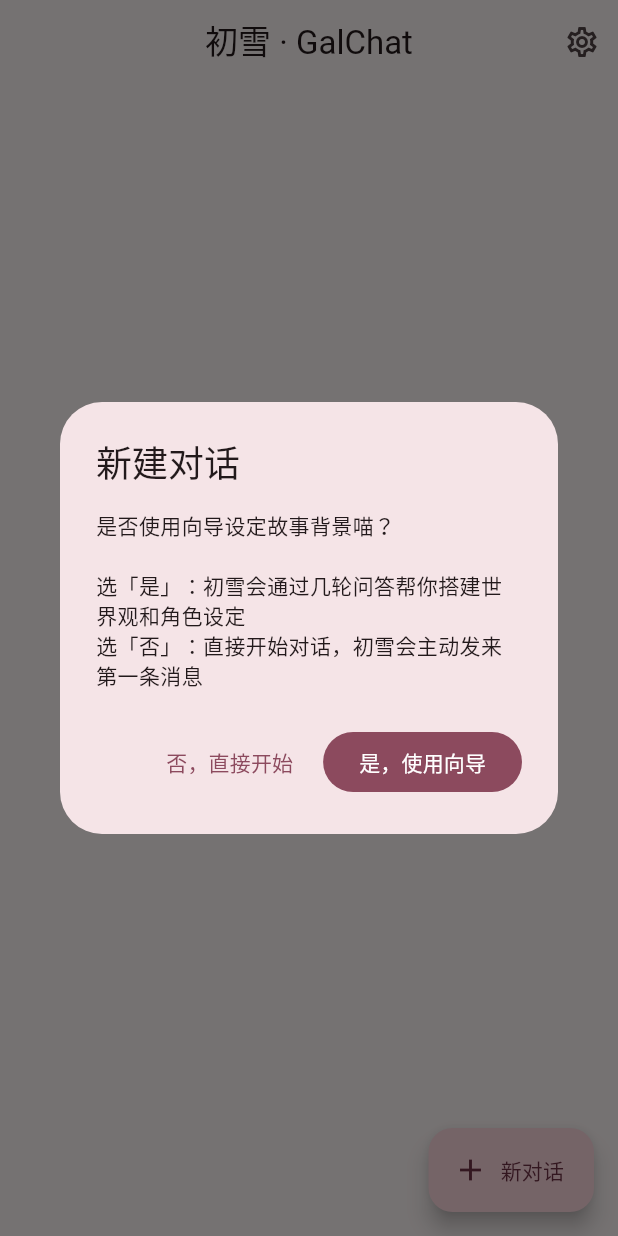
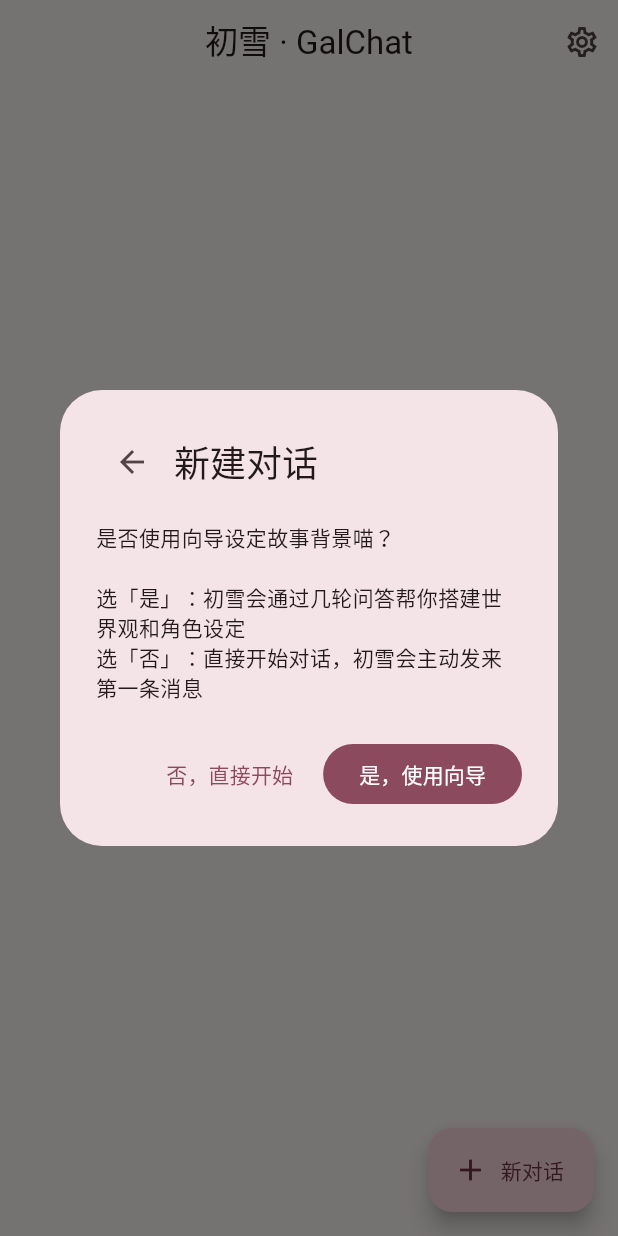
Before and after one commit to Karlan-Trade/Galchat, a Flutter app: the screen it shows after launch, after a tap on "新对话", on a phone screen of 412 x 824 dp. Run offline on Flutter 3.47's test engine with Material 3 defaults, Android fonts, the phone set to English and light mode, and no system bars; our stand-ins replace drift, drift_flutter, file_picker, flutter_markdown, flutter_riverpod, flutter_secure_storage; accounts and stored records are empty; generated files the repository leaves out were written again; statements that could not run were skipped.

Commit message:
新建对话弹窗增加取消功能，左上角返回图标取消创建
Co-Authored-By: Claude Opus 4.8 <noreply@anthropic.com>

```diff
--- a/lib/screens/conversation_list_page.dart
+++ b/lib/screens/conversation_list_page.dart
@@ -28,7 +28,17 @@ class _ConversationListPageState extends ConsumerState<ConversationListPage> {
     final useWizard = await showDialog<bool>(
       context: context,
       builder: (ctx) => AlertDialog(
-        title: const Text('新建对话'),
+        title: Row(
+          children: [
+            IconButton(
+              icon: const Icon(Icons.arrow_back),
+              tooltip: '取消',
+              onPressed: () => Navigator.pop(ctx),
+            ),
+            const SizedBox(width: 4),
+            const Text('新建对话'),
+          ],
+        ),
         content: const Text('是否使用向导设定故事背景喵？\n\n选「是」：初雪会通过几轮问答帮你搭建世界观和角色设定\n选「否」：直接开始对话，初雪会主动发来第一条消息'),
         actions: [
           TextButton(onPressed: () => Navigator.pop(ctx, false), child: const Text('否，直接开始')),
@@ -38,6 +48,9 @@ class _ConversationListPageState extends ConsumerState<ConversationListPage> {
     );
 
     if (!mounted) return;
+
+    // null = 取消（点空白或取消按钮），不创建对话
+    if (useWizard == null) return;
 
     if (useWizard == true) {
       Navigator.pushNamed(context, '/story-setup').then((_) {
--- a/lib/screens/settings_page.dart
+++ b/lib/screens/settings_page.dart
@@ -280,7 +280,7 @@ class _SettingsPageState extends ConsumerState<SettingsPage> {
           // Version info
           Center(
             child: Text(
-              'GalChat v0.5.5 · 初雪',
+              'GalChat v0.5.7 · 初雪',
               style: TextStyle(fontSize: 12, color: theme.colorScheme.onSurface.withOpacity(0.3)),
             ),
           ),
--- a/lib/services/backup_service.dart
+++ b/lib/services/backup_service.dart
@@ -23,7 +23,7 @@ class BackupService {
     final exportJson = {
       'schema_version': _currentSchemaVersion,
       'exported_at': DateTime.now().toIso8601String(),
-      'app_version': '0.5.5',
+      'app_version': '0.5.7',
       'characters': data.characters.map(_characterToJson).toList(),
       'conversations': data.conversations.map(_conversationToJson).toList(),
       'messages': data.messages.map(_messageToJson).toList(),
--- a/pubspec.yaml
+++ b/pubspec.yaml
@@ -2,7 +2,7 @@ name: galchat
 description: AI-powered Galgame-style chat app. Chat with 初雪, an android catgirl
   in a modern campus setting, with branching choices and affection tracking.
 publish_to: 'none'
-version: 0.5.5+24
+version: 0.5.7+26
 
 environment:
   sdk: ^3.4.0
```
